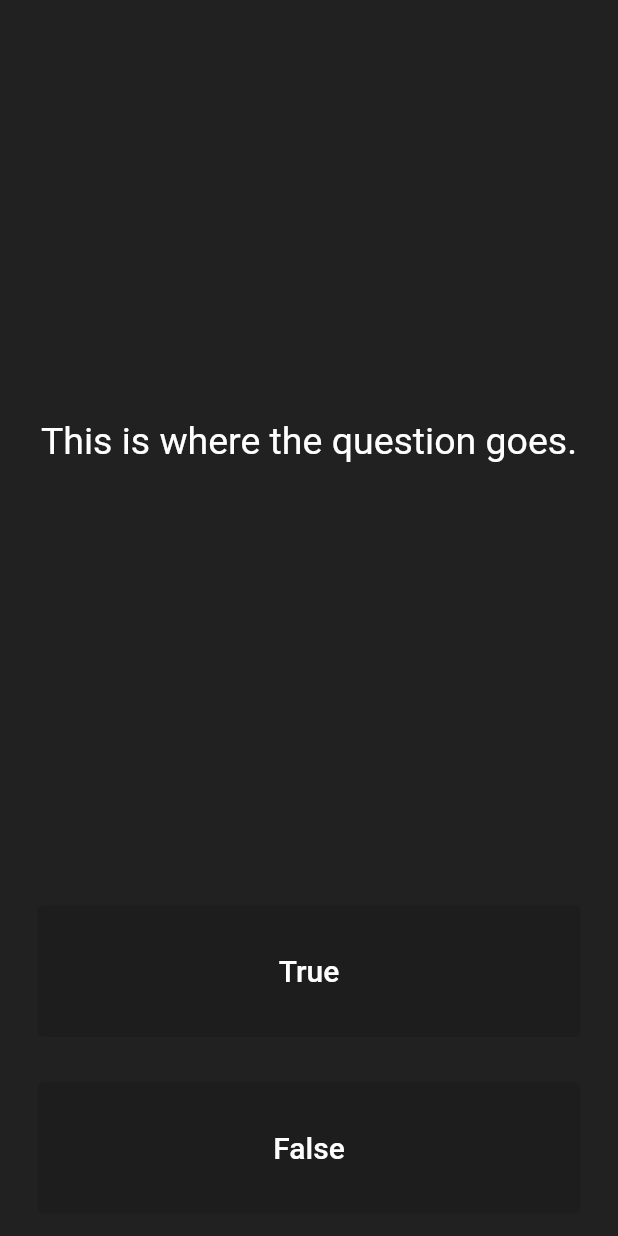
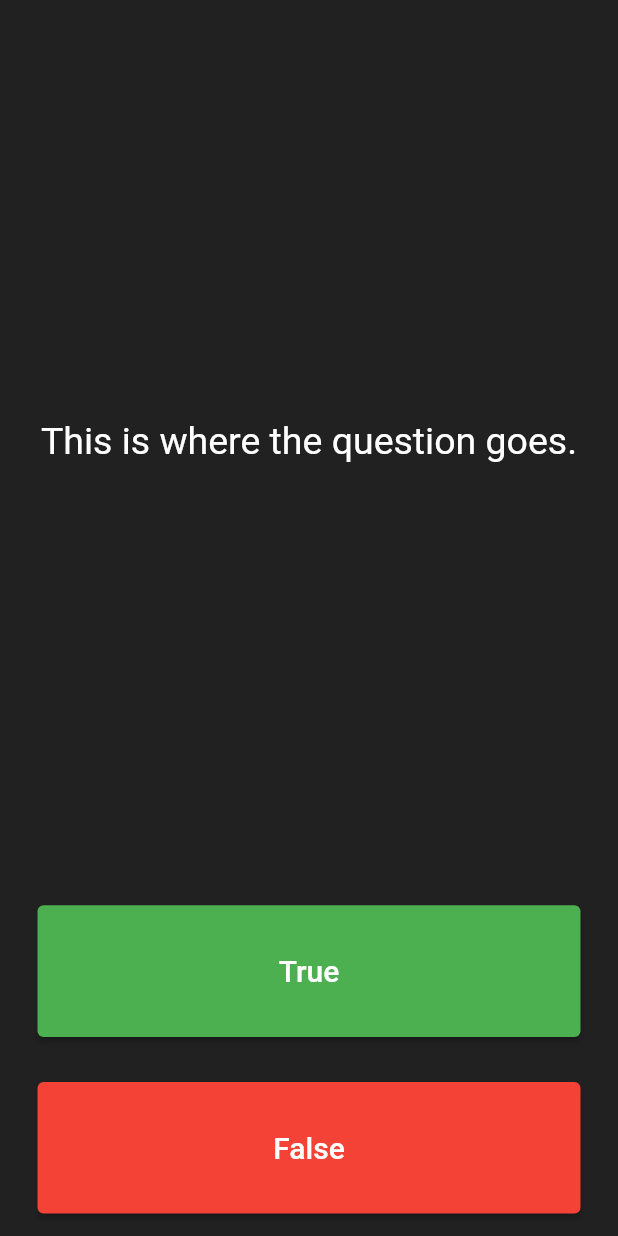
Before and after one commit to FreshhDevv/quizzler, a Flutter app: the screen it shows after launch, on a phone screen of 412 x 824 dp. Run offline on Flutter 3.47's test engine with Material 2 defaults, Android fonts, the phone set to English and light mode, and no system bars.

Commit message:
UI complete

```diff
--- a/lib/main.dart
+++ b/lib/main.dart
@@ -13,9 +13,9 @@ class Quizzler extends StatelessWidget {
       home: Scaffold(
         backgroundColor: Colors.grey.shade900,
         body: const SafeArea(
-          child: const Padding(
-            padding: const EdgeInsets.symmetric(horizontal: 10.0),
-            child: const QuizPage(),
+          child: Padding(
+            padding: EdgeInsets.symmetric(horizontal: 10.0),
+            child: QuizPage(),
           ),
         ),
       ),
@@ -57,7 +57,7 @@ class _QuizPageState extends State<QuizPage> {
           child: Padding(
             padding: const EdgeInsets.all(15.0),
             child: ElevatedButton(
-              onPressed: null,
+              onPressed: () {},
               style: ElevatedButton.styleFrom(
                 primary: Colors.green,
               ),
@@ -76,7 +76,7 @@ class _QuizPageState extends State<QuizPage> {
           child: Padding(
             padding: const EdgeInsets.all(15.0),
             child: ElevatedButton(
-              onPressed: null,
+              onPressed: () {},
               style: ElevatedButton.styleFrom(
                 primary: Colors.red,
               ),
```
